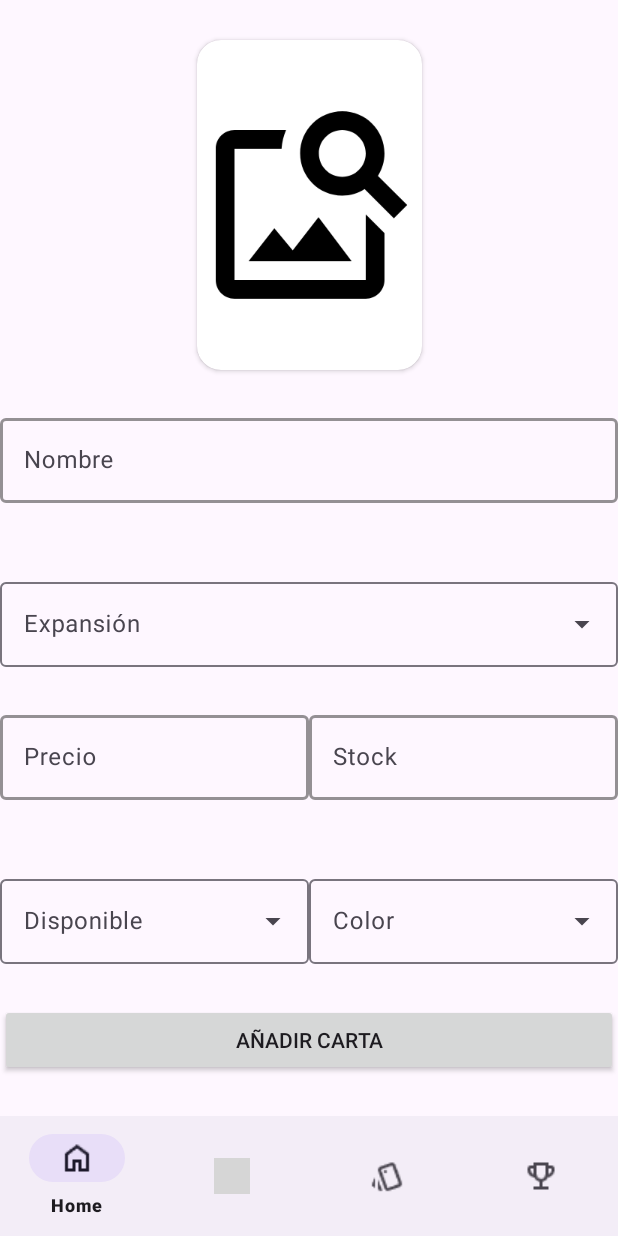
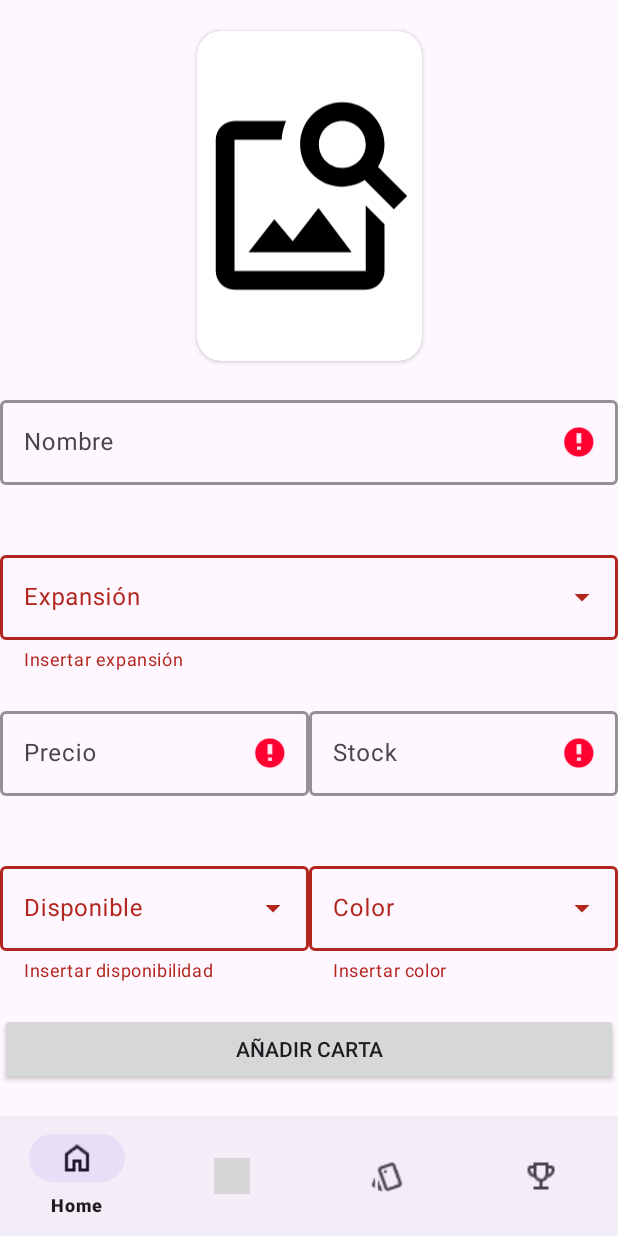
Before and after one commit to JoseJimenezGonzalez/jose_jimenez_gonzalez_practica_cartas, an Android app: the AdministradorGestionarCartasAgregarFragment screen opened through its navigation route, after a tap on "AÑADIR CARTA", on a phone screen of 412 x 824 dp. Run offline under Robolectric (Android 15) with nearby library versions, the light colour scheme and no system bars; our stand-ins replace Firebase (no records; nobody signed in at launch, a user with empty details on screens opened directly), navigation-ui; 4 statements that could not run were skipped; grey boxes are pictures that could not be loaded.

Commit message:
commit ok

```diff
--- a/app/src/main/java/com/example/myapplication/administrador/fragments/AdministradorGestionarCartasAgregarFragment.kt
+++ b/app/src/main/java/com/example/myapplication/administrador/fragments/AdministradorGestionarCartasAgregarFragment.kt
@@ -7,13 +7,17 @@ import android.view.LayoutInflater
 import android.view.View
 import android.view.ViewGroup
 import android.widget.ImageView
+import android.widget.Toast
 import androidx.activity.result.contract.ActivityResultContracts
 import com.example.myapplication.R
 import com.example.myapplication.data.model.Carta
 import com.example.myapplication.databinding.FragmentAdministradorGestionarCartasAgregarBinding
 import com.example.myapplication.databinding.FragmentAdministradorHomeBinding
+import com.google.firebase.database.DataSnapshot
+import com.google.firebase.database.DatabaseError
 import com.google.firebase.database.DatabaseReference
 import com.google.firebase.database.FirebaseDatabase
+import com.google.firebase.database.ValueEventListener
 import com.google.firebase.storage.FirebaseStorage
 import com.google.firebase.storage.StorageReference
 import kotlinx.coroutines.CoroutineScope
@@ -39,6 +43,8 @@ class AdministradorGestionarCartasAgregarFragment() : Fragment(), CoroutineScope
 
     lateinit var job: Job
 
+    private lateinit var listaCartas: MutableList<Carta>
+
     override fun onCreateView(
         inflater: LayoutInflater, container: ViewGroup?,
         savedInstanceState: Bundle?
@@ -56,27 +62,110 @@ class AdministradorGestionarCartasAgregarFragment() : Fragment(), CoroutineScope
 
         job = Job()
 
+        listaCartas = obtenerListaCartas(dbRef)
+
         configurarBotonImageViewAccesoGaleria()
 
         configurarBotonAgregarCarta()
     }
 
+    private fun obtenerListaCartas(dbRef: DatabaseReference): MutableList<Carta> {
+        val lista = mutableListOf<Carta>()
+
+        dbRef.child("tienda")
+            .child("cartas")
+            .addValueEventListener(object : ValueEventListener {
+                override fun onDataChange(snapshot: DataSnapshot) {
+                    snapshot.children.forEach{hijo : DataSnapshot ->
+                        val pojoCarta = hijo.getValue(Carta::class.java)
+                        lista.add(pojoCarta!!)
+                    }
+                }
+
+                override fun onCancelled(error: DatabaseError) {
+                    println(error.message)
+                }
+            })
+
+        return lista
+    }
+
     private fun configurarBotonAgregarCarta() {
         binding.btnAgregarCarta.setOnClickListener {
-            val nombreCarta = binding.tietNombre.text.toString()
-            val nombreExpansion = binding.tetNombreEdicion.text.toString()
-            val precio = binding.tietPrecio.text.toString().toDouble()
-            val stock = binding.tietStock.text.toString().toInt()
-            val disponibilidad = binding.tetDisponible.text.toString()
-            val color = binding.tetColor.text.toString()
+            val nombreCarta = binding.tietNombre.text.toString().trim()
+            val nombreExpansion = binding.tetNombreEdicion.text.toString().trim()
+            val precio = binding.tietPrecio.text.toString().trim().toDouble()
+            val stock = binding.tietStock.text.toString().trim().toInt()
+            val disponibilidad = binding.tetDisponible.text.toString().trim()
+            val color = binding.tetColor.text.toString().trim()
+            //Booleanos
+            var esFotoCorrecta = false
+            var esNombreCorrecto = false
+            var esEdicionCorrecta = false
+            var esPrecioCorrecto = false
+            var esStockCorrecto = false
+            var esDisponibilidadCorrecta = false
+            var esColorCorrecto = false
+            var existeJuego = false
             //Falta hacer las comprobaciones
-            //Imaginemos que el usuario no es subnormal y rellena los campos
-            //itemicontint
-            //No puede haber cartas con nombres iguales
-            dbRef = FirebaseDatabase.getInstance().reference
-            val idCarta = dbRef.child("tienda").child("cartas").push().key
-            registrarCartaEnBaseDatos(idCarta, nombreCarta, nombreExpansion, precio, stock, disponibilidad, color)
 
+            if(nombreCarta.isNotBlank()){
+                binding.tietNombre.error = null
+                esNombreCorrecto = true
+            }else{
+                binding.tietNombre.error = "Insertar nombre"
+            }
+
+            if(nombreExpansion.isNotBlank()){
+                binding.dmNombreExpansion.error = null
+                esEdicionCorrecta = true
+            }else{
+                binding.dmNombreExpansion.error = "Insertar expansión"
+            }
+
+            if(precio.toString().isNotBlank() && precio > 0){
+                binding.tietPrecio.error = null
+                esPrecioCorrecto = true
+            }else{
+                binding.tietPrecio.error = "Insertar precio"
+            }
+
+            if(stock.toString().isNotBlank() && stock > 0){
+                binding.tietStock.error = null
+                esStockCorrecto = true
+            }else{
+                binding.tietStock.error = "Insertar stock"
+            }
+
+            if(disponibilidad.isNotBlank()){
+                binding.dmDisponible.error = null
+                esDisponibilidadCorrecta = true
+            }else{
+                binding.dmDisponible.error = "Insertar disponibilidad"
+            }
+
+            if(color.isNotBlank()){
+                binding.dmColor.error = null
+                esColorCorrecto = true
+            }else{
+                binding.dmColor.error = "Insertar color"
+            }
+
+            if(urlImagen == null){
+                Toast.makeText(context, "Falta la seleccionar la imagen", Toast.LENGTH_SHORT).show()
+            }else{
+                esFotoCorrecta = true
+            }
+
+            if(existeCarta(listaCartas, nombreCarta)){
+                Toast.makeText(context, "Ya existe esa carta", Toast.LENGTH_SHORT).show()
+            }
+
+            if (esNombreCorrecto && esColorCorrecto && esPrecioCorrecto && esStockCorrecto && esDisponibilidadCorrecta && existeJuego && esFotoCorrecta && esEdicionCorrecta){
+                dbRef = FirebaseDatabase.getInstance().reference
+                val idCarta = dbRef.child("tienda").child("cartas").push().key
+                registrarCartaEnBaseDatos(idCarta, nombreCarta, nombreExpansion, precio, stock, disponibilidad, color)
+            }
         }
     }
 
@@ -117,6 +206,10 @@ class AdministradorGestionarCartasAgregarFragment() : Fragment(), CoroutineScope
         return urlCoverFirebase.toString()
     }
 
+    fun existeCarta(listaCartas : List<Carta>, nombre:String):Boolean{
+        return listaCartas.any{ it.nombreCarta!!.lowercase()==nombre.lowercase()}
+    }
+
     private val accesoGaleria =
         registerForActivityResult(ActivityResultContracts.GetContent()) { uri: Uri? ->
             if (uri != null) {
--- a/app/src/main/res/layout/fragment_administrador_gestionar_cartas_agregar.xml
+++ b/app/src/main/res/layout/fragment_administrador_gestionar_cartas_agregar.xml
@@ -50,6 +50,8 @@
         app:layout_constraintEnd_toEndOf="parent"
         app:layout_constraintTop_toBottomOf="@id/tilNombre"
         app:layout_constraintBottom_toTopOf="@id/lyPrecioStock"
+        app:errorEnabled="true"
+        app:boxStrokeWidth="2dp"
         style="@style/Widget.Material3.TextInputLayout.OutlinedBox.ExposedDropdownMenu"
         android:hint="Expansión">
 
@@ -124,6 +126,8 @@
             android:layout_width="match_parent"
             android:layout_height="wrap_content"
             android:layout_weight="1"
+            app:errorEnabled="true"
+            app:boxStrokeWidth="2dp"
             style="@style/Widget.Material3.TextInputLayout.OutlinedBox.ExposedDropdownMenu"
             android:hint="Disponible">
 
@@ -142,6 +146,8 @@
             android:layout_width="match_parent"
             android:layout_height="wrap_content"
             android:layout_weight="1"
+            app:errorEnabled="true"
+            app:boxStrokeWidth="2dp"
             style="@style/Widget.Material3.TextInputLayout.OutlinedBox.ExposedDropdownMenu"
             android:hint="Color">
 
```
